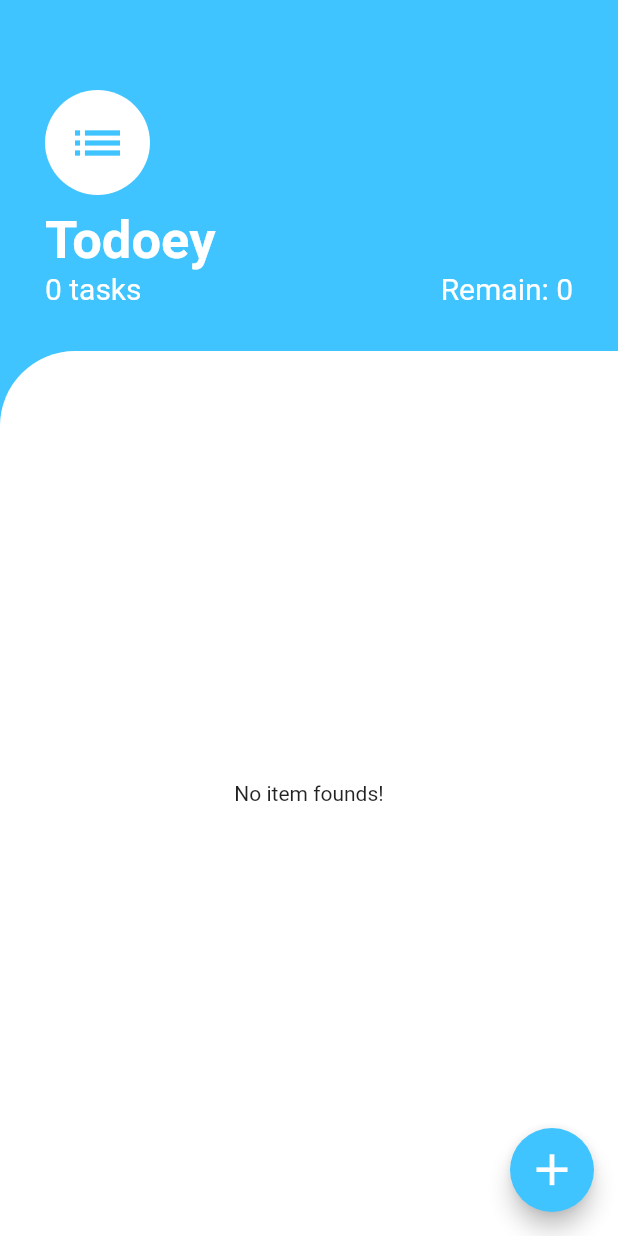
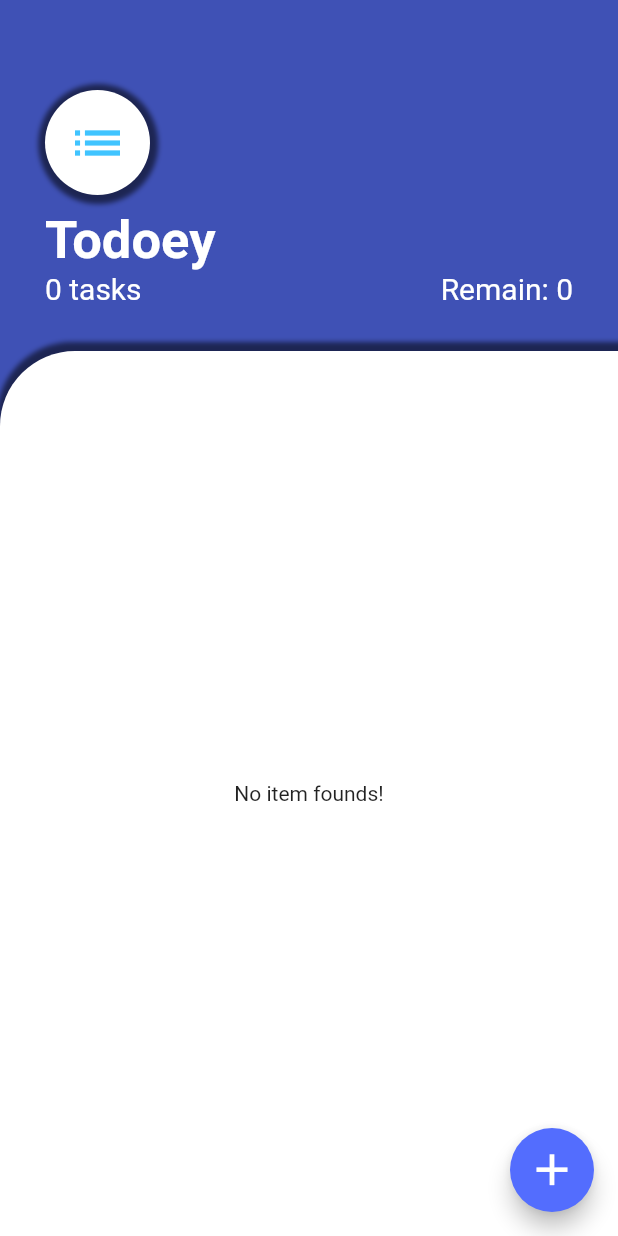
Before and after one commit to sohagmahin/flutter_todoey, a Flutter app: the screen it shows after launch, on a phone screen of 412 x 824 dp. Run offline on Flutter 3.47's test engine with Material 2 defaults, Android fonts, the phone set to English and light mode, and no system bars; our stand-ins replace flutter_colorpicker, shared_preferences, sqflite; accounts and stored records are empty.

Commit message:
added color shadow

```diff
--- a/lib/screen_task/task_screen.dart
+++ b/lib/screen_task/task_screen.dart
@@ -8,9 +8,10 @@ class TaskScreen extends StatelessWidget {
   @override
   Widget build(BuildContext context) {
     return Scaffold(
-      backgroundColor: Colors.lightBlueAccent,
+      backgroundColor: Colors.indigo,
       floatingActionButton: FloatingActionButton(
-        backgroundColor: Colors.lightBlueAccent,
+        backgroundColor: Colors.indigoAccent,
+        splashColor: Colors.black54,
         child: Icon(
           Icons.add,
           size: 35.0,
@@ -29,13 +30,26 @@ class TaskScreen extends StatelessWidget {
             child: Column(
               crossAxisAlignment: CrossAxisAlignment.start,
               children: <Widget>[
-                CircleAvatar(
+                Container(
+                  decoration: BoxDecoration(
+                    shape: BoxShape.circle,
+                    boxShadow: [
+                      BoxShadow(
+                        color: Colors.black54,
+                        blurRadius: 2,
+                        spreadRadius: 5,
+                        offset: Offset(0.5,1)
+                      )
+                    ],
+                  ),
+                  child: CircleAvatar(
                     radius: 35.0,
                     backgroundColor: Colors.white,
                     child: Icon(
                       Icons.list,
                       size: 40.0,
                       color: Colors.lightBlueAccent,
+                    ),
                   ),
                 ),
                 SizedBox(
--- a/lib/widgets/task_list.dart
+++ b/lib/widgets/task_list.dart
@@ -14,6 +14,7 @@ class TaskList extends StatefulWidget {
 class _TaskListState extends State<TaskList> {
   Decoration _buildBoxDecoration() {
     return BoxDecoration(
+      boxShadow: [BoxShadow(color: Colors.black54,blurRadius: 2,spreadRadius: 7,offset: Offset(5,1))],
       shape: BoxShape.rectangle,
       borderRadius: BorderRadius.only(
         topLeft: Radius.circular(50.0),
@@ -76,7 +77,8 @@ class _TaskListState extends State<TaskList> {
   @override
   Widget build(BuildContext context) {
     return Container(
-        padding: EdgeInsets.symmetric(horizontal: 20.0),
+
+        padding: const EdgeInsets.symmetric(horizontal: 20.0,vertical: 20.0),
         decoration: _buildBoxDecoration(),
         child: Consumer<TaskProvider>(
           child: Center(
--- a/lib/widgets/task_tile.dart
+++ b/lib/widgets/task_tile.dart
@@ -20,8 +20,9 @@ class TaskTile extends StatelessWidget {
   @override
   Widget build(BuildContext context) {
     return Container(
-      margin: const EdgeInsets.symmetric(vertical: 5.0),
+      margin: const EdgeInsets.symmetric(vertical: 5.0,horizontal: 6.0),
       decoration: BoxDecoration(
+        boxShadow: [BoxShadow(color: Colors.black54,blurRadius: 2,spreadRadius: 1,offset: Offset(2,2),)],
           shape: BoxShape.rectangle,
           borderRadius: BorderRadius.circular(10.0),
           color: taskColor == null ? Colors.lightBlueAccent : taskColor),
```
Lines whose indentation alone changed are shown as unchanged.
